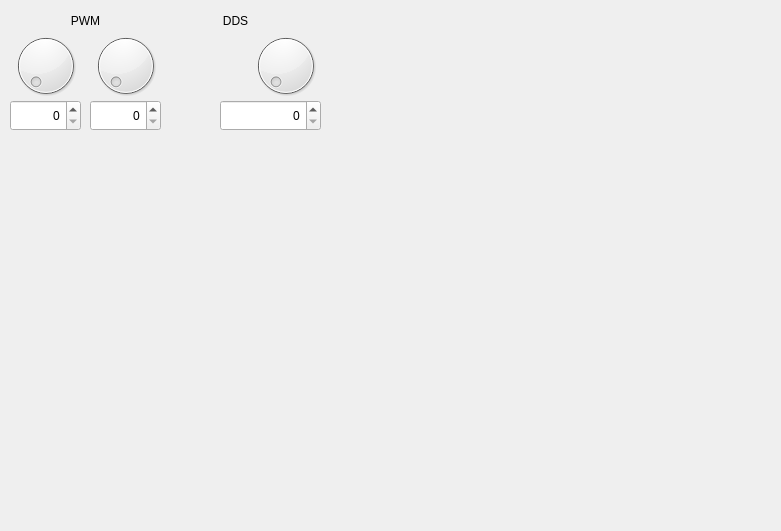
The window that software/modules/ModuleDebug.ui (brmlab/edubrm) describes before a commit, drawn with Qt 5.
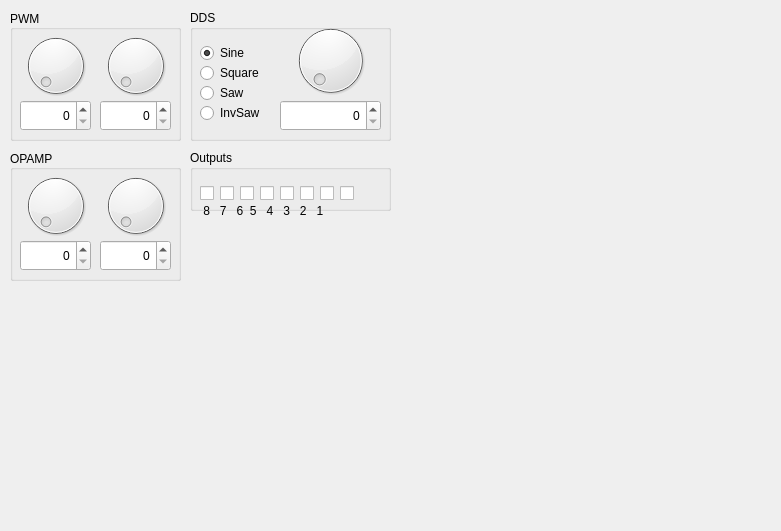
The same window after the commit.

Commit message: debug module WIP

```diff
--- a/software/modules/ModuleDebug.ui
+++ b/software/modules/ModuleDebug.ui
@@ -13,159 +13,439 @@
   <property name="windowTitle">
    <string>Form</string>
   </property>
-  <widget class="QLabel" name="labelPWM">
+  <widget class="QGroupBox" name="groupPWM">
    <property name="geometry">
     <rect>
      <x>10</x>
      <y>10</y>
-     <width>151</width>
-     <height>21</height>
+     <width>171</width>
+     <height>131</height>
     </rect>
    </property>
-   <property name="text">
+   <property name="title">
     <string>PWM</string>
    </property>
    <property name="alignment">
-    <set>Qt::AlignCenter</set>
+    <set>Qt::AlignLeading|Qt::AlignLeft|Qt::AlignVCenter</set>
    </property>
+   <widget class="QSpinBox" name="linePWM1">
+    <property name="geometry">
+     <rect>
+      <x>10</x>
+      <y>90</y>
+      <width>71</width>
+      <height>31</height>
+     </rect>
+    </property>
+    <property name="alignment">
+     <set>Qt::AlignRight|Qt::AlignTrailing|Qt::AlignVCenter</set>
+    </property>
+    <property name="text" stdset="0">
+     <string>0</string>
+    </property>
+    <property name="maximum">
+     <number>65535</number>
+    </property>
+    <property name="value">
+     <number>0</number>
+    </property>
+    <property name="maxLength" stdset="0">
+     <number>5</number>
+    </property>
+   </widget>
+   <widget class="QSpinBox" name="linePWM2">
+    <property name="geometry">
+     <rect>
+      <x>90</x>
+      <y>90</y>
+      <width>71</width>
+      <height>31</height>
+     </rect>
+    </property>
+    <property name="alignment">
+     <set>Qt::AlignRight|Qt::AlignTrailing|Qt::AlignVCenter</set>
+    </property>
+    <property name="text" stdset="0">
+     <string>0</string>
+    </property>
+    <property name="maximum">
+     <number>65535</number>
+    </property>
+    <property name="value">
+     <number>0</number>
+    </property>
+    <property name="maxLength" stdset="0">
+     <number>5</number>
+    </property>
+   </widget>
+   <widget class="QDial" name="dialPWM2">
+    <property name="geometry">
+     <rect>
+      <x>90</x>
+      <y>20</y>
+      <width>71</width>
+      <height>71</height>
+     </rect>
+    </property>
+    <property name="maximum">
+     <number>65535</number>
+    </property>
+    <property name="pageStep">
+     <number>256</number>
+    </property>
+   </widget>
+   <widget class="QDial" name="dialPWM1">
+    <property name="geometry">
+     <rect>
+      <x>10</x>
+      <y>20</y>
+      <width>71</width>
+      <height>71</height>
+     </rect>
+    </property>
+    <property name="maximum">
+     <number>65535</number>
+    </property>
+    <property name="pageStep">
+     <number>256</number>
+    </property>
+   </widget>
   </widget>
-  <widget class="QDial" name="dialPWM1">
+  <widget class="QGroupBox" name="groupDDS">
    <property name="geometry">
     <rect>
-     <x>10</x>
-     <y>30</y>
-     <width>71</width>
-     <height>71</height>
-    </rect>
-   </property>
-   <property name="maximum">
-    <number>65535</number>
-   </property>
-   <property name="pageStep">
-    <number>256</number>
-   </property>
-  </widget>
-  <widget class="QDial" name="dialPWM2">
-   <property name="geometry">
-    <rect>
-     <x>90</x>
-     <y>30</y>
-     <width>71</width>
-     <height>71</height>
-    </rect>
-   </property>
-   <property name="maximum">
-    <number>65535</number>
-   </property>
-   <property name="pageStep">
-    <number>256</number>
-   </property>
-  </widget>
-  <widget class="QSpinBox" name="linePWM1">
-   <property name="geometry">
-    <rect>
-     <x>10</x>
-     <y>100</y>
-     <width>71</width>
-     <height>31</height>
-    </rect>
-   </property>
-   <property name="alignment">
-    <set>Qt::AlignRight|Qt::AlignTrailing|Qt::AlignVCenter</set>
-   </property>
-   <property name="text" stdset="0">
-    <string>0</string>
-   </property>
-   <property name="maximum">
-    <number>65535</number>
-   </property>
-   <property name="value">
-    <number>0</number>
-   </property>
-   <property name="maxLength" stdset="0">
-    <number>5</number>
-   </property>
-  </widget>
-  <widget class="QSpinBox" name="linePWM2">
-   <property name="geometry">
-    <rect>
-     <x>90</x>
-     <y>100</y>
-     <width>71</width>
-     <height>31</height>
-    </rect>
-   </property>
-   <property name="alignment">
-    <set>Qt::AlignRight|Qt::AlignTrailing|Qt::AlignVCenter</set>
-   </property>
-   <property name="text" stdset="0">
-    <string>0</string>
-   </property>
-   <property name="maximum">
-    <number>65535</number>
-   </property>
-   <property name="value">
-    <number>0</number>
-   </property>
-   <property name="maxLength" stdset="0">
-    <number>5</number>
-   </property>
-  </widget>
-  <widget class="QLabel" name="labelDDS">
-   <property name="geometry">
-    <rect>
-     <x>160</x>
+     <x>190</x>
      <y>10</y>
-     <width>151</width>
-     <height>21</height>
+     <width>201</width>
+     <height>131</height>
     </rect>
    </property>
-   <property name="text">
+   <property name="title">
     <string>DDS</string>
    </property>
-   <property name="alignment">
-    <set>Qt::AlignCenter</set>
-   </property>
+   <widget class="QSpinBox" name="lineDDS">
+    <property name="geometry">
+     <rect>
+      <x>90</x>
+      <y>90</y>
+      <width>101</width>
+      <height>31</height>
+     </rect>
+    </property>
+    <property name="alignment">
+     <set>Qt::AlignRight|Qt::AlignTrailing|Qt::AlignVCenter</set>
+    </property>
+    <property name="text" stdset="0">
+     <string>0</string>
+    </property>
+    <property name="maximum">
+     <number>16777216</number>
+    </property>
+    <property name="value">
+     <number>0</number>
+    </property>
+    <property name="maxLength" stdset="0">
+     <number>8</number>
+    </property>
+   </widget>
+   <widget class="QDial" name="dialDDS">
+    <property name="geometry">
+     <rect>
+      <x>90</x>
+      <y>10</y>
+      <width>101</width>
+      <height>81</height>
+     </rect>
+    </property>
+    <property name="maximum">
+     <number>16777216</number>
+    </property>
+    <property name="pageStep">
+     <number>100</number>
+    </property>
+   </widget>
+   <widget class="QRadioButton" name="radioSine">
+    <property name="geometry">
+     <rect>
+      <x>10</x>
+      <y>30</y>
+      <width>71</width>
+      <height>26</height>
+     </rect>
+    </property>
+    <property name="text">
+     <string>Sine</string>
+    </property>
+    <property name="checked">
+     <bool>true</bool>
+    </property>
+   </widget>
+   <widget class="QRadioButton" name="radioSquare">
+    <property name="geometry">
+     <rect>
+      <x>10</x>
+      <y>50</y>
+      <width>71</width>
+      <height>26</height>
+     </rect>
+    </property>
+    <property name="text">
+     <string>Square</string>
+    </property>
+   </widget>
+   <widget class="QRadioButton" name="radioSaw">
+    <property name="geometry">
+     <rect>
+      <x>10</x>
+      <y>70</y>
+      <width>71</width>
+      <height>26</height>
+     </rect>
+    </property>
+    <property name="text">
+     <string>Saw</string>
+    </property>
+   </widget>
+   <widget class="QRadioButton" name="radioInvSaw">
+    <property name="geometry">
+     <rect>
+      <x>10</x>
+      <y>90</y>
+      <width>71</width>
+      <height>26</height>
+     </rect>
+    </property>
+    <property name="text">
+     <string>InvSaw</string>
+    </property>
+   </widget>
   </widget>
-  <widget class="QDial" name="dialDDS">
+  <widget class="QGroupBox" name="groupAMP">
    <property name="geometry">
     <rect>
-     <x>250</x>
-     <y>30</y>
-     <width>71</width>
-     <height>71</height>
+     <x>10</x>
+     <y>150</y>
+     <width>171</width>
+     <height>131</height>
     </rect>
    </property>
-   <property name="maximum">
-    <number>16777216</number>
+   <property name="title">
+    <string>OPAMP</string>
    </property>
-   <property name="pageStep">
-    <number>100</number>
+   <property name="alignment">
+    <set>Qt::AlignLeading|Qt::AlignLeft|Qt::AlignVCenter</set>
    </property>
+   <widget class="QSpinBox" name="lineAMP1">
+    <property name="geometry">
+     <rect>
+      <x>10</x>
+      <y>90</y>
+      <width>71</width>
+      <height>31</height>
+     </rect>
+    </property>
+    <property name="alignment">
+     <set>Qt::AlignRight|Qt::AlignTrailing|Qt::AlignVCenter</set>
+    </property>
+    <property name="text" stdset="0">
+     <string>0</string>
+    </property>
+    <property name="maximum">
+     <number>65535</number>
+    </property>
+    <property name="value">
+     <number>0</number>
+    </property>
+    <property name="maxLength" stdset="0">
+     <number>5</number>
+    </property>
+   </widget>
+   <widget class="QSpinBox" name="lineAMP2">
+    <property name="geometry">
+     <rect>
+      <x>90</x>
+      <y>90</y>
+      <width>71</width>
+      <height>31</height>
+     </rect>
+    </property>
+    <property name="alignment">
+     <set>Qt::AlignRight|Qt::AlignTrailing|Qt::AlignVCenter</set>
+    </property>
+    <property name="text" stdset="0">
+     <string>0</string>
+    </property>
+    <property name="maximum">
+     <number>65535</number>
+    </property>
+    <property name="value">
+     <number>0</number>
+    </property>
+    <property name="maxLength" stdset="0">
+     <number>5</number>
+    </property>
+   </widget>
+   <widget class="QDial" name="dialAMP2">
+    <property name="geometry">
+     <rect>
+      <x>90</x>
+      <y>20</y>
+      <width>71</width>
+      <height>71</height>
+     </rect>
+    </property>
+    <property name="maximum">
+     <number>65535</number>
+    </property>
+    <property name="pageStep">
+     <number>256</number>
+    </property>
+   </widget>
+   <widget class="QDial" name="dialAMP1">
+    <property name="geometry">
+     <rect>
+      <x>10</x>
+      <y>20</y>
+      <width>71</width>
+      <height>71</height>
+     </rect>
+    </property>
+    <property name="maximum">
+     <number>65535</number>
+    </property>
+    <property name="pageStep">
+     <number>256</number>
+    </property>
+   </widget>
   </widget>
-  <widget class="QSpinBox" name="lineDDS">
+  <widget class="QGroupBox" name="groupOut">
    <property name="geometry">
     <rect>
-     <x>220</x>
-     <y>100</y>
-     <width>101</width>
-     <height>31</height>
+     <x>190</x>
+     <y>150</y>
+     <width>201</width>
+     <height>61</height>
     </rect>
    </property>
-   <property name="alignment">
-    <set>Qt::AlignRight|Qt::AlignTrailing|Qt::AlignVCenter</set>
+   <property name="title">
+    <string>Outputs</string>
    </property>
-   <property name="text" stdset="0">
-    <string>0</string>
+   <widget class="QCheckBox" name="checkOut8">
+    <property name="geometry">
+     <rect>
+      <x>10</x>
+      <y>30</y>
+      <width>21</width>
+      <height>26</height>
+     </rect>
+    </property>
+    <property name="text">
+     <string/>
+    </property>
+   </widget>
+   <widget class="QCheckBox" name="checkOut7">
+    <property name="geometry">
+     <rect>
+      <x>30</x>
+      <y>30</y>
+      <width>21</width>
+      <height>26</height>
+     </rect>
+    </property>
+    <property name="text">
+     <string/>
+    </property>
+   </widget>
+   <widget class="QCheckBox" name="checkOut6">
+    <property name="geometry">
+     <rect>
+      <x>50</x>
+      <y>30</y>
+      <width>21</width>
+      <height>26</height>
+     </rect>
+    </property>
+    <property name="text">
+     <string/>
+    </property>
+   </widget>
+   <widget class="QCheckBox" name="checkOut5">
+    <property name="geometry">
+     <rect>
+      <x>70</x>
+      <y>30</y>
+      <width>21</width>
+      <height>26</height>
+     </rect>
+    </property>
+    <property name="text">
+     <string/>
+    </property>
+   </widget>
+   <widget class="QCheckBox" name="checkOut4">
+    <property name="geometry">
+     <rect>
+      <x>90</x>
+      <y>30</y>
+      <width>21</width>
+      <height>26</height>
+     </rect>
+    </property>
+    <property name="text">
+     <string/>
+    </property>
+   </widget>
+   <widget class="QCheckBox" name="checkOut3">
+    <property name="geometry">
+     <rect>
+      <x>110</x>
+      <y>30</y>
+      <width>21</width>
+      <height>26</height>
+     </rect>
+    </property>
+    <property name="text">
+     <string/>
+    </property>
+   </widget>
+   <widget class="QCheckBox" name="checkOut2">
+    <property name="geometry">
+     <rect>
+      <x>130</x>
+      <y>30</y>
+      <width>21</width>
+      <height>26</height>
+     </rect>
+    </property>
+    <property name="text">
+     <string/>
+    </property>
+   </widget>
+   <widget class="QCheckBox" name="checkOut1">
+    <property name="geometry">
+     <rect>
+      <x>150</x>
+      <y>30</y>
+      <width>21</width>
+      <height>26</height>
+     </rect>
+    </property>
+    <property name="text">
+     <string/>
+    </property>
+   </widget>
+  </widget>
+  <widget class="QLabel" name="label">
+   <property name="geometry">
+    <rect>
+     <x>200</x>
+     <y>200</y>
+     <width>161</width>
+     <height>21</height>
+    </rect>
    </property>
-   <property name="maximum">
-    <number>16777216</number>
-   </property>
-   <property name="value">
-    <number>0</number>
-   </property>
-   <property name="maxLength" stdset="0">
-    <number>8</number>
+   <property name="text">
+    <string> 8   7   6  5   4   3   2   1</string>
    </property>
   </widget>
  </widget>
```
Left out of the diff: 163 changed lines with no effect on the pictures. The commit also changes 3 other files.
